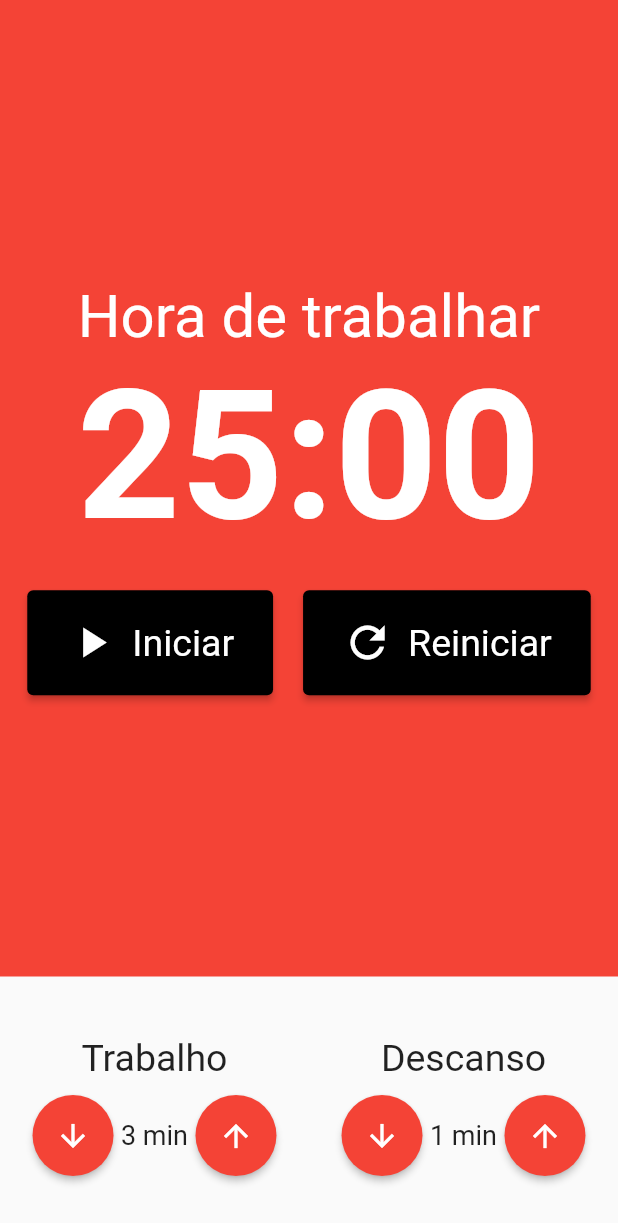
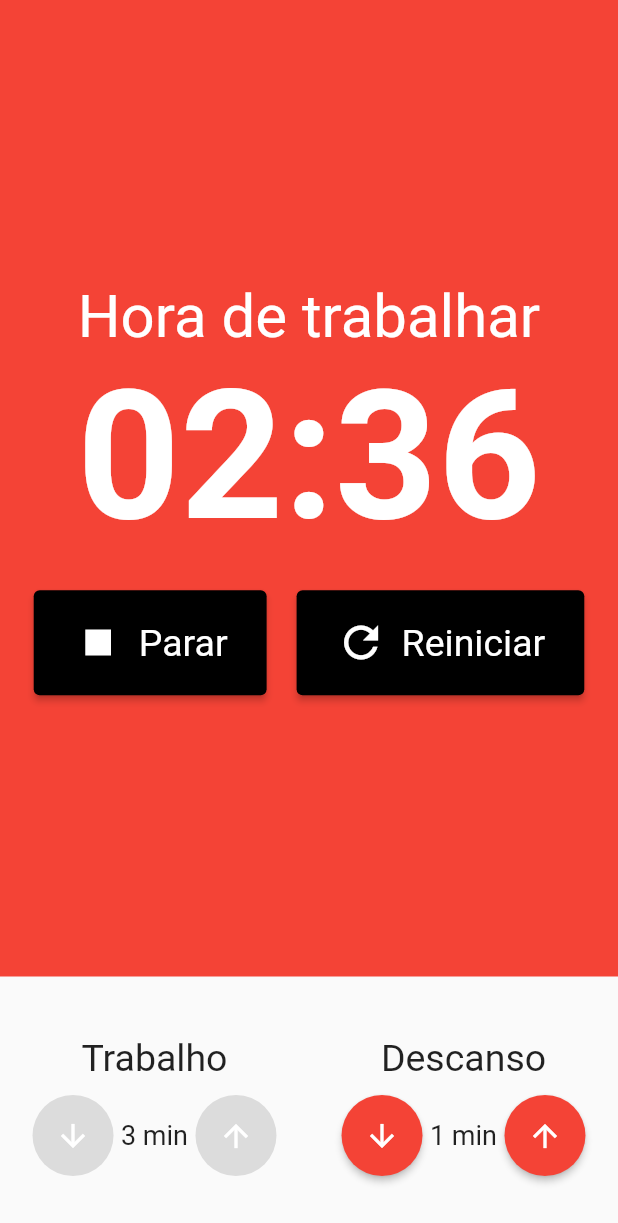
Before and after one commit to hansmboron/pomodoro, a Flutter app: the screen it shows after launch, item 2 of the bottom bar chosen, after a tap on "Iniciar", on a phone screen of 412 x 824 dp. Shown: the top 1223 px of the screen. Run offline on Flutter 3.47's test engine with Material 2 defaults, Android fonts, the phone set to English and light mode, and no system bars; our stand-ins replace flutter_mobx, mobx; generated files the repository leaves out were written again.

Commit message:
implement cronometer logic

```diff
--- a/lib/components/cronometer.dart
+++ b/lib/components/cronometer.dart
@@ -1,28 +1,33 @@
 import 'package:flutter/material.dart';
+import 'package:flutter_mobx/flutter_mobx.dart';
 import 'package:pomodoro/components/cronometer_button.dart';
+import 'package:pomodoro/stores/pomodoro_store.dart';
+import 'package:provider/provider.dart';
 
 class Cronometer extends StatelessWidget {
   const Cronometer({Key? key}) : super(key: key);
 
   @override
   Widget build(BuildContext context) {
-    return Container(
-      decoration: const BoxDecoration(
-        color: Colors.red,
+    final PomodoroStore store = Provider.of<PomodoroStore>(context);
+    return Observer(
+      builder: (_) => Container(
+        decoration: BoxDecoration(
+          color: store.isWorking() ? Colors.red : Colors.green[700],
         ),
         child: Column(
           mainAxisAlignment: MainAxisAlignment.center,
           children: [
-          const Text(
-            'Hora de trabalhar',
-            style: TextStyle(
+            Text(
+              store.isWorking() ? 'Hora de trabalhar' : 'Hora de Descansar',
+              style: const TextStyle(
                 fontSize: 40,
                 color: Colors.white,
               ),
             ),
-          const Text(
-            '25:00',
-            style: TextStyle(
+            Text(
+              '${store.minutes.toString().padLeft(2, '0')}:${store.seconds.toString().padLeft(2, '0')}',
+              style: const TextStyle(
                 fontSize: 120,
                 color: Colors.white,
                 fontWeight: FontWeight.bold,
@@ -31,23 +36,36 @@ class Cronometer extends StatelessWidget {
             const SizedBox(height: 18),
             Row(
               mainAxisAlignment: MainAxisAlignment.center,
-            children: const [
+              children: [
+                if (!store.initiated)
                   Padding(
-                padding: EdgeInsets.only(right: 10),
-                child:
-                    CronometerButton(text: 'Iniciar', icon: Icons.play_arrow),
+                    padding: const EdgeInsets.only(right: 10),
+                    child: CronometerButton(
+                        text: 'Iniciar',
+                        icon: Icons.play_arrow,
+                        onPressed: store.initiate),
                   ),
-              // Padding(
-              //   padding: EdgeInsets.only(right: 10),
-              //   child: CronometerButton(text: 'Parar', icon: Icons.stop),
-              // ),
+                if (store.initiated)
                   Padding(
-                padding: EdgeInsets.only(left: 10),
-                child: CronometerButton(text: 'Reiniciar', icon: Icons.refresh),
+                    padding: const EdgeInsets.only(right: 10),
+                    child: CronometerButton(
+                      text: 'Parar',
+                      icon: Icons.stop,
+                      onPressed: store.stop,
+                    ),
+                  ),
+                Padding(
+                  padding: const EdgeInsets.only(left: 10),
+                  child: CronometerButton(
+                    text: 'Reiniciar',
+                    icon: Icons.refresh,
+                    onPressed: store.refresh,
+                  ),
                 ),
               ],
-          )
+            ),
           ],
+        ),
       ),
     );
   }
--- a/lib/components/cronometer_button.dart
+++ b/lib/components/cronometer_button.dart
@@ -3,9 +3,14 @@ import 'package:flutter/material.dart';
 class CronometerButton extends StatelessWidget {
   final String text;
   final IconData icon;
+  final VoidCallback? onPressed;
 
-  const CronometerButton({Key? key, required this.text, required this.icon})
-      : super(key: key);
+  const CronometerButton({
+    Key? key,
+    required this.text,
+    required this.icon,
+    this.onPressed,
+  }) : super(key: key);
 
   @override
   Widget build(BuildContext context) {
@@ -20,7 +25,7 @@ class CronometerButton extends StatelessWidget {
           fontSize: 25,
         ),
       ),
-      onPressed: () {},
+      onPressed: onPressed,
       child: Row(
         children: [
           Padding(
--- a/lib/components/input_time.dart
+++ b/lib/components/input_time.dart
@@ -1,21 +1,24 @@
 import 'package:flutter/material.dart';
+import 'package:pomodoro/stores/pomodoro_store.dart';
+import 'package:provider/provider.dart';
 
 class InputTime extends StatelessWidget {
   final int value;
   final String title;
-  final VoidCallback increment;
-  final VoidCallback decrement;
+  final VoidCallback? increment;
+  final VoidCallback? decrement;
 
   const InputTime({
     Key? key,
     required this.value,
     required this.title,
-    required this.increment,
-    required this.decrement,
+    this.increment,
+    this.decrement,
   }) : super(key: key);
 
   @override
   Widget build(BuildContext context) {
+    final PomodoroStore store = Provider.of<PomodoroStore>(context);
     return Column(
       crossAxisAlignment: CrossAxisAlignment.center,
       children: [
@@ -36,7 +39,7 @@ class InputTime extends StatelessWidget {
               style: ElevatedButton.styleFrom(
                 shape: const CircleBorder(),
                 padding: const EdgeInsets.all(15),
-                primary: Colors.red,
+                primary: store.isWorking() ? Colors.red : Colors.green[700],
               ),
             ),
             Text(
@@ -52,7 +55,7 @@ class InputTime extends StatelessWidget {
               style: ElevatedButton.styleFrom(
                 shape: const CircleBorder(),
                 padding: const EdgeInsets.all(15),
-                primary: Colors.red,
+                primary: store.isWorking() ? Colors.red : Colors.green[700],
               ),
             ),
           ],
--- a/lib/main.dart
+++ b/lib/main.dart
@@ -1,5 +1,7 @@
 import 'package:flutter/material.dart';
 import 'package:pomodoro/pages/pomodoro_page.dart';
+import 'package:pomodoro/stores/pomodoro_store.dart';
+import 'package:provider/provider.dart';
 
 void main() {
   runApp(const MyApp());
@@ -10,13 +12,18 @@ class MyApp extends StatelessWidget {
 
   @override
   Widget build(BuildContext context) {
-    return MaterialApp(
-      debugShowCheckedModeBanner: false,
-      title: 'Pomodoro',
-      theme: ThemeData(
-        primarySwatch: Colors.blue,
+    return MultiProvider(
+      providers: [
+        Provider<PomodoroStore>(create: (_) => PomodoroStore()),
+      ],
+      child: MaterialApp(
+        debugShowCheckedModeBanner: false,
+        title: 'Pomodoro',
+        theme: ThemeData(
+          primarySwatch: Colors.blue,
+        ),
+        home: const Pomodoro(),
       ),
-      home: const Pomodoro(),
     );
   }
 }
--- a/lib/pages/pomodoro_page.dart
+++ b/lib/pages/pomodoro_page.dart
@@ -3,13 +3,14 @@ import 'package:flutter_mobx/flutter_mobx.dart';
 import 'package:pomodoro/components/cronometer.dart';
 import 'package:pomodoro/components/input_time.dart';
 import 'package:pomodoro/stores/pomodoro_store.dart';
+import 'package:provider/provider.dart';
 
 class Pomodoro extends StatelessWidget {
   const Pomodoro({Key? key}) : super(key: key);
 
   @override
   Widget build(BuildContext context) {
-    final PomodoroStore pomodoroStore = PomodoroStore();
+    final PomodoroStore store = Provider.of<PomodoroStore>(context);
     return Scaffold(
       body: Column(
         crossAxisAlignment: CrossAxisAlignment.stretch,
@@ -22,16 +23,24 @@ class Pomodoro extends StatelessWidget {
                 mainAxisAlignment: MainAxisAlignment.spaceAround,
                 children: [
                   InputTime(
-                    value: pomodoroStore.timeWork,
+                    value: store.timeWork,
                     title: 'Trabalho',
-                    increment: pomodoroStore.incrementWorkTime,
-                    decrement: pomodoroStore.decrementWorkTime,
+                    increment: store.initiated && store.isWorking()
+                        ? null
+                        : store.incrementWorkTime,
+                    decrement: store.initiated && store.isWorking()
+                        ? null
+                        : store.decrementWorkTime,
                   ),
                   InputTime(
-                    value: pomodoroStore.timeRest,
+                    value: store.timeRest,
                     title: 'Descanso',
-                    increment: pomodoroStore.incrementRestTime,
-                    decrement: pomodoroStore.decrementRestTime,
+                    increment: store.initiated && store.isResting()
+                        ? null
+                        : store.incrementRestTime,
+                    decrement: store.initiated && store.isResting()
+                        ? null
+                        : store.decrementRestTime,
                   ),
                 ],
               ),
--- a/lib/stores/pomodoro_store.dart
+++ b/lib/stores/pomodoro_store.dart
@@ -1,31 +1,105 @@
+import 'dart:async';
+
 import 'package:mobx/mobx.dart';
 part 'pomodoro_store.g.dart';
 
 class PomodoroStore = _PomodoroStoreBase with _$PomodoroStore;
+
+enum TypeInterval { work, rest }
 
 abstract class _PomodoroStoreBase with Store {
   @observable
   int timeWork = 2;
   @observable
   int timeRest = 1;
+  @observable
+  int minutes = 2;
+  @observable
+  int seconds = 0;
+  @observable
+  bool initiated = false;
+
+  @observable
+  TypeInterval typeInterval = TypeInterval.work;
+
+  Timer? cronometer;
 
   @action
   void incrementWorkTime() {
     timeWork++;
+    if (isWorking()) {
+      refresh();
+    }
   }
 
   @action
   void decrementWorkTime() {
     timeWork--;
+    if (isWorking()) {
+      refresh();
+    }
   }
 
   @action
   void incrementRestTime() {
     timeRest++;
+    if (isResting()) {
+      refresh();
+    }
   }
 
   @action
   void decrementRestTime() {
     timeRest--;
+    if (isResting()) {
+      refresh();
+    }
+  }
+
+  @action
+  void initiate() {
+    initiated = true;
+    cronometer = Timer.periodic(Duration(milliseconds: 50), (timer) {
+      if (minutes == 0 && seconds == 0) {
+        _changeIntervalType();
+      } else if (seconds == 0) {
+        seconds = 59;
+        minutes--;
+      } else {
+        seconds--;
+      }
+    });
+  }
+
+  @action
+  void stop() {
+    initiated = false;
+    cronometer?.cancel();
+  }
+
+  @action
+  void refresh() {
+    stop();
+    minutes = isWorking() ? timeWork : timeRest;
+    seconds = 0;
+  }
+
+  bool isWorking() {
+    return typeInterval == TypeInterval.work;
+  }
+
+  bool isResting() {
+    return typeInterval == TypeInterval.rest;
+  }
+
+  void _changeIntervalType() {
+    if (isWorking()) {
+      typeInterval = TypeInterval.rest;
+      minutes = timeRest;
+    } else {
+      typeInterval = TypeInterval.work;
+      minutes = timeWork;
+    }
+    seconds = 0;
   }
 }
```
Also changed, not shown: lib/stores/pomodoro_store.g.dart. Lines whose indentation alone changed are shown as unchanged.
